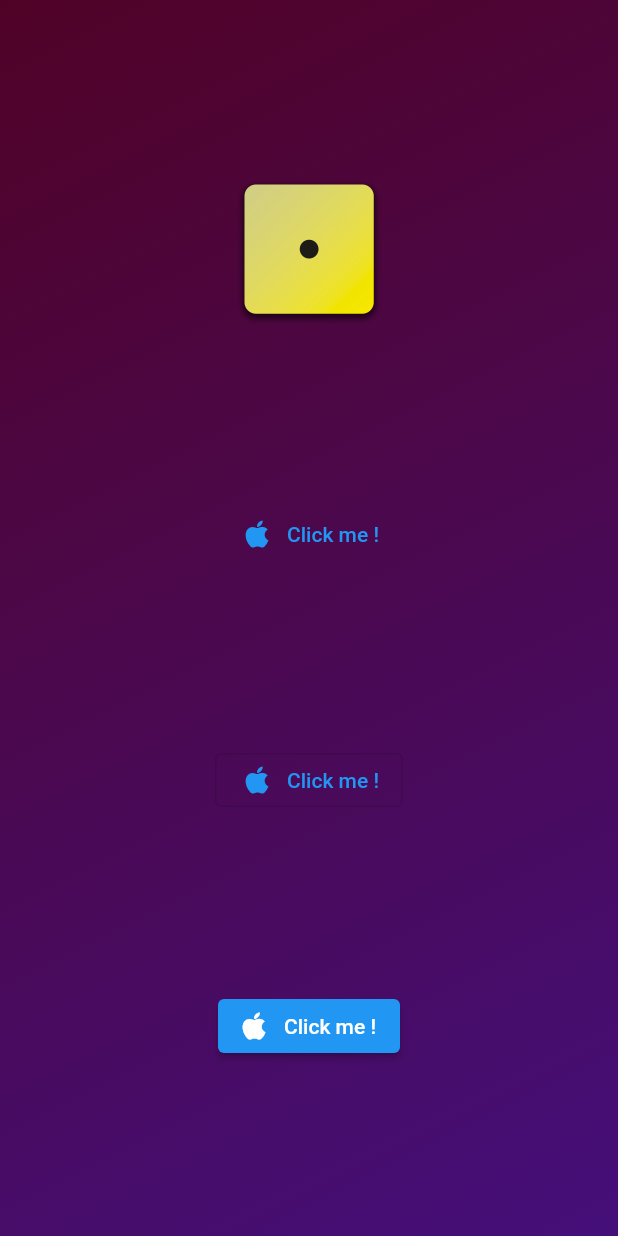
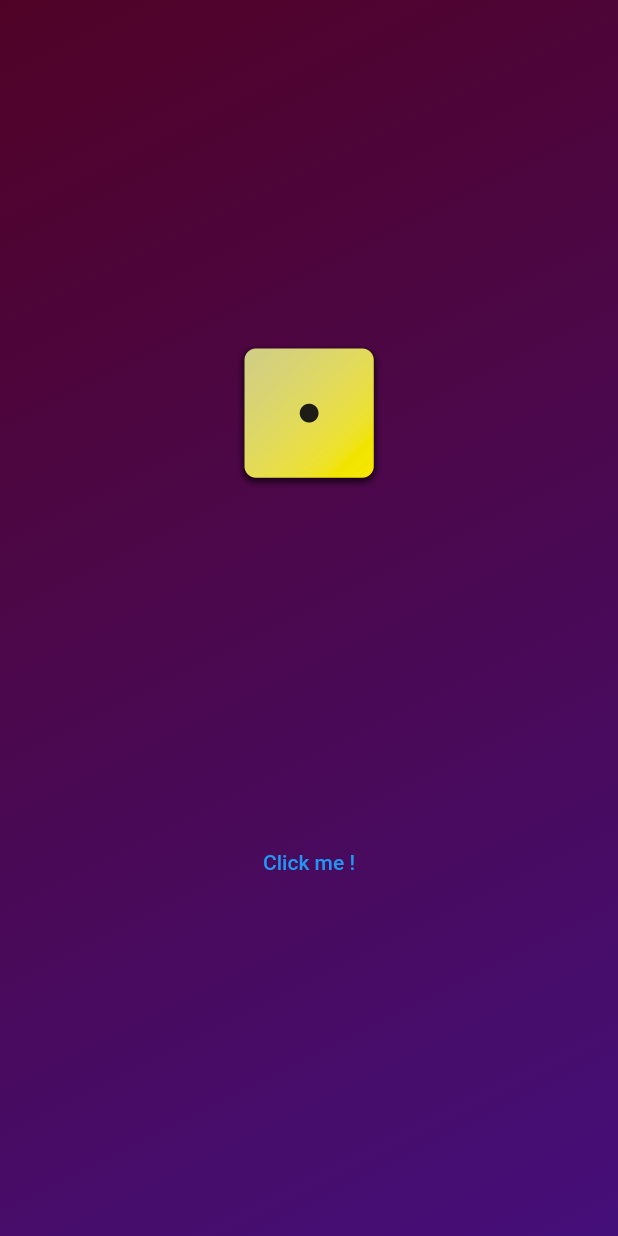
Before and after one commit to akramghaleb/Roll-Dice, a Flutter app: the screen it shows after launch, after a tap on "Click me !", on a phone screen of 412 x 824 dp. Run offline on Flutter 3.47's test engine with Material 2 defaults, Android fonts, the phone set to English and light mode, and no system bars.

Commit message:
onpress function

```diff
--- a/lib/grediant_container.dart
+++ b/lib/grediant_container.dart
@@ -13,6 +13,10 @@ class GrediantContainer extends StatelessWidget {
 
   final Color color1;
   final Color color2;
+
+  void onPressButton(String msg) {
+    log('The button is clicked! $msg');
+  }
 
   @override
   Widget build(BuildContext context) {
@@ -35,12 +39,11 @@ class GrediantContainer extends StatelessWidget {
                 'images/dice-1.png',
                 width: 100,
               ),
-              TextButton.icon(
-                onPressed: () => log('clicked!'),
-                label: const Text('Click me !'),
-                icon: const Icon(Icons.apple),
+              TextButton(
+                onPressed: () => onPressButton('Hello'),
+                child: const Text('Click me !'),
               ),
-              OutlinedButton.icon(
+              /* OutlinedButton.icon(
                 onPressed: () => log('clicked!'),
                 label: const Text('Click me !'),
                 icon: const Icon(Icons.apple),
@@ -49,7 +52,7 @@ class GrediantContainer extends StatelessWidget {
                 onPressed: () => log('clicked!'),
                 label: const Text('Click me !'),
                 icon: const Icon(Icons.apple),
-              ),
+              ), */
             ],
           )),
     );
```
